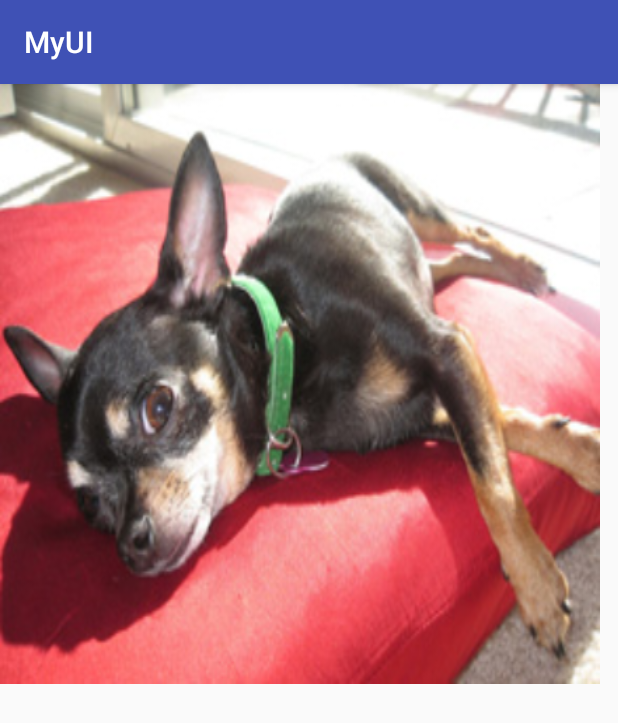
After one commit to YershovAleksandr/Android_015_UI, an Android app: the GalleryWithViewPagerActivity screen opened directly, with no data from a screen before it, on a phone screen of 412 x 824 dp. The commit adds this screen. Shown: the top 723 px of the screen. Run offline under Robolectric (Android 15) with nearby library versions, the phone set to English and light mode, and no system bars.

Commit message:
UI View Pager done

```diff
--- a/MyUI/app/src/main/AndroidManifest.xml
+++ b/MyUI/app/src/main/AndroidManifest.xml
@@ -46,6 +46,7 @@
         <activity android:name=".SpinnerActivity" />
         <activity android:name=".TableLayoutActivity" />
         <activity android:name=".WebViewActivity" />
+        <activity android:name=".GalleryWithViewPagerActivity" />
     </application>
 
 </manifest>
--- /dev/null
+++ b/MyUI/app/src/main/java/com/nam/myui/GalleryWithViewPagerActivity.java
@@ -0,0 +1,32 @@
+// This project requires the v13 support library.
+// See http://developer.android.com/tools/support-library/setup.html for more information
+
+
+package com.nam.myui;
+
+import android.os.Bundle;
+import android.support.v4.view.ViewPager;
+import android.support.v7.app.AppCompatActivity;
+
+public class GalleryWithViewPagerActivity extends AppCompatActivity {
+
+	private ImageAdapter mImageAdapter;
+	private ViewPager mViewPager;
+
+	@Override
+	protected void onCreate(Bundle savedInstanceState) {
+		super.onCreate(savedInstanceState);
+		setContentView(R.layout.uiviewpager);
+
+		mViewPager = (ViewPager) findViewById(R.id.pager);
+
+		// Create a new ImageAdapter (subclass of FragmentStatePagerAdapter)
+		// ViewPager uses support library, so use getSupportFragmentManager()
+		// instead of getFragmentManager()
+		mImageAdapter = new ImageAdapter(getSupportFragmentManager());
+
+		// Set the Adapter on the ViewPager
+		mViewPager.setAdapter(mImageAdapter);
+
+	}
+}
--- /dev/null
+++ b/MyUI/app/src/main/java/com/nam/myui/ImageAdapter.java
@@ -0,0 +1,35 @@
+package com.nam.myui;
+
+import android.os.Bundle;
+import android.support.v4.app.Fragment;
+import android.support.v4.app.FragmentManager;
+import android.support.v4.app.FragmentStatePagerAdapter;
+
+// Manages Fragments holding ImageViews
+public class ImageAdapter extends FragmentStatePagerAdapter {
+
+	// List of IDs corresponding to the images
+	private Integer[] mImageIds = { R.drawable.sample_1, R.drawable.sample_2,
+			R.drawable.sample_3, R.drawable.sample_4, R.drawable.sample_5,
+			R.drawable.sample_6, R.drawable.sample_7 };
+
+	public ImageAdapter(FragmentManager fm) {
+		super(fm);
+	}
+
+	@Override
+	public Fragment getItem(int i) {
+		Fragment fragment = new ImageHolderFragment();
+		Bundle args = new Bundle();
+		args.putInt(ImageHolderFragment.RES_ID, mImageIds[i]);
+		args.putString(ImageHolderFragment.POS, String.valueOf(i));
+		fragment.setArguments(args);
+		return fragment;
+	}
+
+	@Override
+	public int getCount() {
+		return mImageIds.length;
+	}
+
+}
--- /dev/null
+++ b/MyUI/app/src/main/java/com/nam/myui/ImageHolderFragment.java
@@ -0,0 +1,46 @@
+package com.nam.myui;
+
+import android.support.v4.app.Fragment;
+import android.os.Bundle;
+import android.view.LayoutInflater;
+import android.view.View;
+import android.view.View.OnClickListener;
+import android.view.ViewGroup;
+import android.widget.ImageView;
+import android.widget.Toast;
+
+// Each instance holds one image to be displayed in the ViewPager
+public class ImageHolderFragment extends Fragment {
+
+	public static final String RES_ID = "res_id";
+	public static final String POS = "position";
+
+	private String mPos;
+	private int mID;
+
+	@Override
+	public View onCreateView(LayoutInflater inflater, ViewGroup container,
+			Bundle savedInstanceState) {
+
+		final Bundle args = getArguments();
+		mPos = args.getString(POS);
+		mID = args.getInt(RES_ID);
+
+		ImageView imageView = (ImageView) inflater.inflate(R.layout.uiviewpagerpage, container, false);
+
+		// Set the Image for the ImageView
+		imageView.setImageResource(mID);
+
+		// Set an setOnItemClickListener on the Gallery
+		imageView.setOnClickListener(new OnClickListener() {
+
+			@Override
+			public void onClick(View v) {
+				// Display a Toast message indicate the selected item
+				Toast.makeText(getActivity(), mPos, Toast.LENGTH_SHORT).show();
+			}
+		});
+
+		return imageView;
+	}
+}
--- a/MyUI/app/src/main/java/com/nam/myui/MainActivity.java
+++ b/MyUI/app/src/main/java/com/nam/myui/MainActivity.java
@@ -35,6 +35,7 @@ public class MainActivity extends AppCompatActivity {
     private Button mButton15;
     private Button mButton16;
     private Button mButton17;
+    private Button mButton18;
 
     private BottomNavigationView.OnNavigationItemSelectedListener mOnNavigationItemSelectedListener
             = new BottomNavigationView.OnNavigationItemSelectedListener() {
@@ -246,6 +247,16 @@ public class MainActivity extends AppCompatActivity {
             }
         });
 
+        mButton18 = (Button)findViewById(R.id.button18);
+        mButton18.setOnClickListener(new View.OnClickListener() {
+            @Override
+            public void onClick(View v) {
+                x42.Log("Click button18");
+                Intent intent = new Intent(MainActivity.this, GalleryWithViewPagerActivity.class);
+                startActivity(intent);
+            }
+        });
+
 
     }
 
--- a/MyUI/app/src/main/res/layout/activity_main.xml
+++ b/MyUI/app/src/main/res/layout/activity_main.xml
@@ -150,7 +150,7 @@
                 android:id="@+id/button18"
                 android:layout_width="match_parent"
                 android:layout_height="wrap_content"
-                android:text="111111111111111"
+                android:text="View Pager"
                 android:textAllCaps="false" />
 
             <Button
--- /dev/null
+++ b/MyUI/app/src/main/res/layout/uiviewpager.xml
@@ -0,0 +1,6 @@
+<?xml version="1.0" encoding="utf-8"?>
+<android.support.v4.view.ViewPager
+    xmlns:android="http://schemas.android.com/apk/res/android"
+    android:id="@+id/pager"
+    android:layout_width="400dp"
+    android:layout_height="400dp" />
--- /dev/null
+++ b/MyUI/app/src/main/res/layout/uiviewpagerpage.xml
@@ -0,0 +1,10 @@
+<ImageView xmlns:android="http://schemas.android.com/apk/res/android"
+    android:id="@+id/image"
+    android:layout_width="match_parent"
+    android:layout_height="match_parent"
+    android:contentDescription="@string/image_desc_string"
+    android:scaleType="fitXY"
+	android:layout_gravity="center"
+    >
+
+</ImageView>
--- a/MyUI/app/src/main/res/values/strings.xml
+++ b/MyUI/app/src/main/res/values/strings.xml
@@ -71,5 +71,6 @@
     <string name="export_string">Export&#8230;</string>
     <string name="ctrl_e_string">Ctrl-E</string>
     <string name="quit_string">Quit</string>
+    <string name="image_desc_string">Image</string>
 
 </resources>
```
